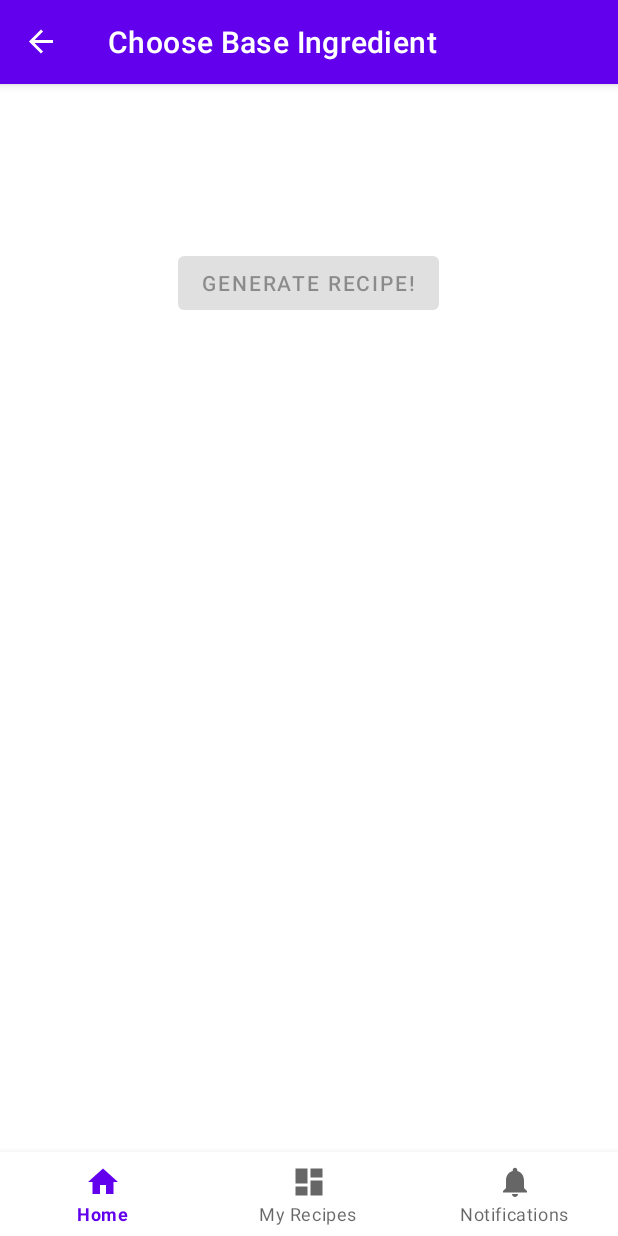
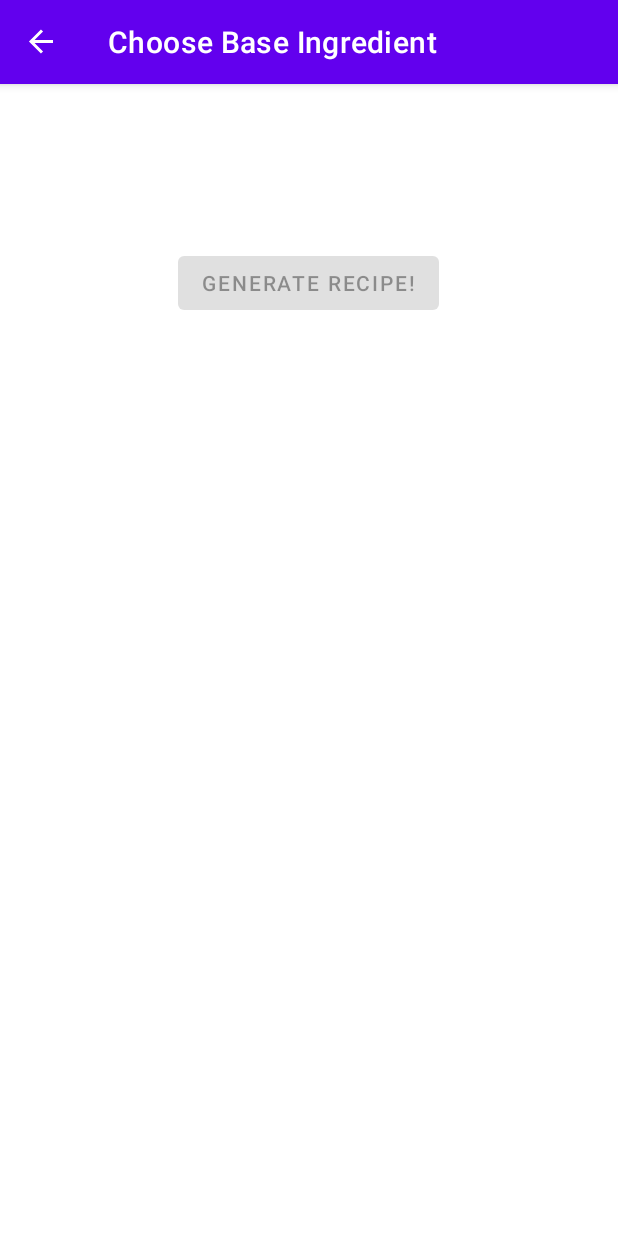
Before and after one commit to spacepigglet/Recipe-converter-app, an Android app: the ChooseBaseIngredientFragment screen opened through its navigation route, on a phone screen of 412 x 824 dp. Run offline under Robolectric (Android 15) with nearby library versions, the phone set to English and light mode, and no system bars; our stand-ins replace navigation-ui; 3 statements that could not run were skipped.

Commit message:
Bottom nav bar hidden on secondary fragments. The top appbar in ViewRecipeFragmet is set to the name of the recipe.

```diff
--- a/app/src/main/java/com/example/recipe_converter_app/MainActivity.java
+++ b/app/src/main/java/com/example/recipe_converter_app/MainActivity.java
@@ -1,6 +1,7 @@
 package com.example.recipe_converter_app;
 
 import android.os.Bundle;
+import android.view.View;
 
 import com.google.android.material.bottomnavigation.BottomNavigationView;
 
@@ -39,6 +40,16 @@ public class MainActivity extends AppCompatActivity {
         ).build();
         NavigationUI.setupActionBarWithNavController(this, navController, appBarConfiguration);
         NavigationUI.setupWithNavController(binding.navView, navController);
+        // Register listener for destination changes
+        navController.addOnDestinationChangedListener((controller, destination, arguments) -> {
+            if (destination.getId() == R.id.navigation_home || destination.getId() == R.id.navigation_my_recipes || destination.getId() == R.id.navigation_notifications) {
+                // Show bottom navigation bar for top-level destinations
+                binding.navView.setVisibility(View.VISIBLE);
+            } else {
+                // Hide bottom navigation bar for secondary fragments
+                binding.navView.setVisibility(View.GONE);
+            }
+        });
 
     }
     @Override
--- a/app/src/main/res/layout/fragment_add_ingredients.xml
+++ b/app/src/main/res/layout/fragment_add_ingredients.xml
@@ -4,7 +4,7 @@
     xmlns:tools="http://schemas.android.com/tools"
     android:layout_width="match_parent"
     android:layout_height="match_parent"
-    tools:context=".ui.home.HomeFragment"
+    tools:context=".ui.home.AddIngredientsFragment"
     android:orientation="vertical">
 
     <androidx.core.widget.NestedScrollView
--- a/app/src/main/res/layout/fragment_choose_base_ingredient.xml
+++ b/app/src/main/res/layout/fragment_choose_base_ingredient.xml
@@ -5,7 +5,7 @@
     android:layout_width="match_parent"
     android:layout_height="match_parent"
     android:orientation="vertical"
-    tools:context=".ui.home.HomeFragment">
+    tools:context=".ui.home.ChooseBaseIngredientFragment">
 
     <androidx.core.widget.NestedScrollView
         android:id="@+id/scrollview"
--- a/app/src/main/res/layout/fragment_my_recipes.xml
+++ b/app/src/main/res/layout/fragment_my_recipes.xml
@@ -5,7 +5,7 @@
     android:layout_width="match_parent"
     android:layout_height="match_parent"
     android:orientation="vertical"
-    tools:context=".ui.home.HomeFragment">
+    tools:context=".ui.dashboard.MyRecipesFragment">
 
 
     <androidx.recyclerview.widget.RecyclerView
--- a/app/src/main/res/layout/fragment_view_recipe.xml
+++ b/app/src/main/res/layout/fragment_view_recipe.xml
@@ -3,7 +3,8 @@
     xmlns:app="http://schemas.android.com/apk/res-auto"
     xmlns:tools="http://schemas.android.com/tools"
     android:layout_width="match_parent"
-    android:layout_height="match_parent">
+    android:layout_height="match_parent"
+    tools:context=".ui.dashboard.ViewRecipeFragment">
 
     <TextView
         android:id="@+id/recipe_title_tv"
@@ -18,7 +19,7 @@
         android:id="@+id/ingredients_tv"
         android:layout_width="wrap_content"
         android:layout_height="wrap_content"
-        android:text="TextView"
+        android:text=""
         app:layout_constraintEnd_toEndOf="parent"
         app:layout_constraintStart_toStartOf="parent"
         app:layout_constraintTop_toBottomOf="@id/recipe_title_tv"
```
Also changed, not shown: app/src/main/java/com/example/recipe_converter_app/ui/dashboard/ViewRecipeFragment.java (+17 -1 lines).
